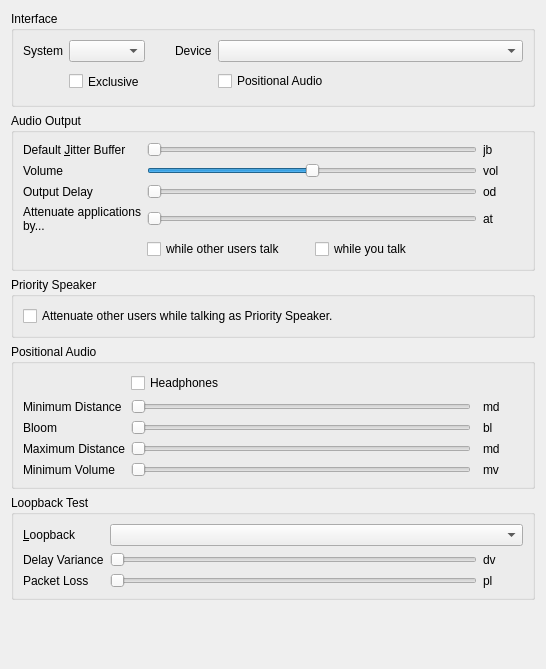
mumble-voip/mumble, file src/mumble/AudioOutput.ui: the form before one commit.
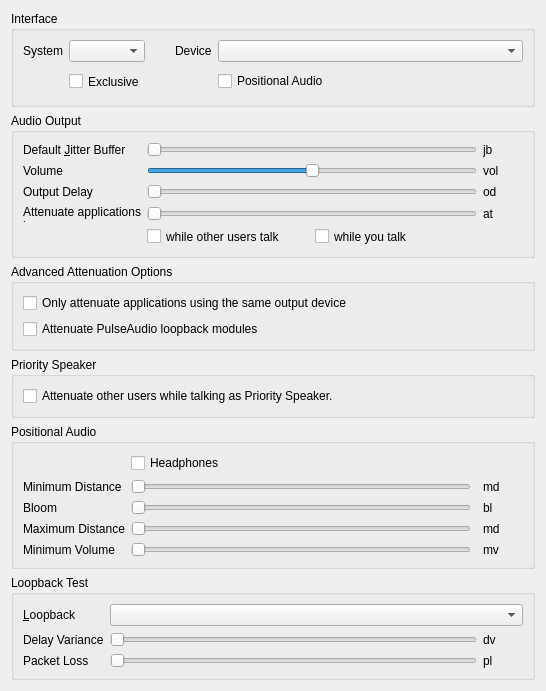
The form after the commit.

Commit message: PulseAudio: Add options to disable attenuating applications on other audio outputs and to disable attenuation of loopback modules.

What changed in the file:
```diff
--- a/src/mumble/AudioOutput.ui
+++ b/src/mumble/AudioOutput.ui
@@ -333,6 +333,44 @@
      </layout>
     </widget>
    </item>
+   <item>
+    <widget class="QGroupBox" name="qgbAdvancedAttenuation">
+     <property name="toolTip">
+      <string/>
+     </property>
+     <property name="title">
+      <string>Advanced Attenuation Options</string>
+     </property>
+     <layout class="QVBoxLayout" name="verticalLayout_3">
+      <item>
+       <widget class="QCheckBox" name="qcbOnlyAttenuateSameOutput">
+        <property name="toolTip">
+         <string>If checked, Mumble will only attenuate applications that are using the same output source as Mumble</string>
+        </property>
+        <property name="whatsThis">
+         <string>&lt;b&gt;Attenuate only applications using the same output as Mumble&lt;/b&gt;&lt;br /&gt;If checked, applications that use a different output than Mumble will not be attenuated.</string>
+        </property>
+        <property name="text">
+         <string>Only attenuate applications using the same output device</string>
+        </property>
+       </widget>
+      </item>
+      <item>
+       <widget class="QCheckBox" name="qcbAttenuateLoopbacks">
+        <property name="toolTip">
+         <string>If checked, PulseAudio loopback modules will be attenuated</string>
+        </property>
+        <property name="whatsThis">
+         <string>&lt;b&gt;Attenuate PulseAudio loopback modules&lt;/b&gt;&lt;br /&gt;If loopback modules are linked to Mumble's output device/sink, they will also be attenuated.</string>
+        </property>
+        <property name="text">
+         <string>Attenuate PulseAudio loopback modules</string>
+        </property>
+       </widget>
+      </item>
+     </layout>
+    </widget>
+   </item>
    <item>
     <widget class="QGroupBox" name="qgbPrioritySpeaker">
      <property name="title">
```
The commit also changes 6 other files.
